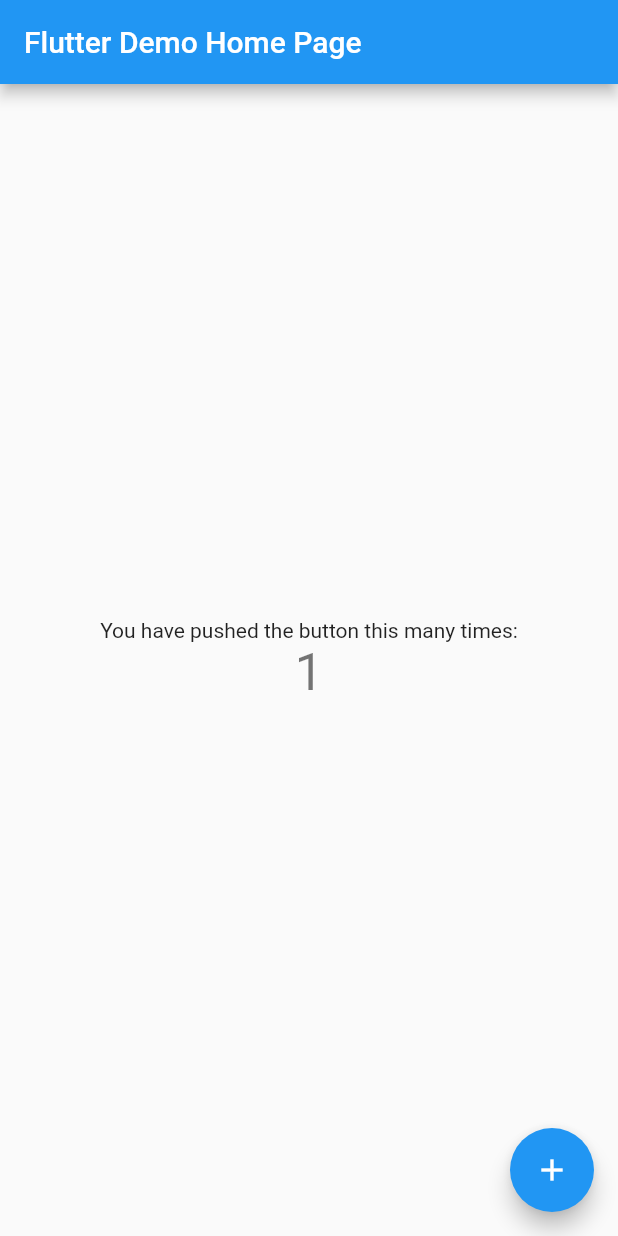
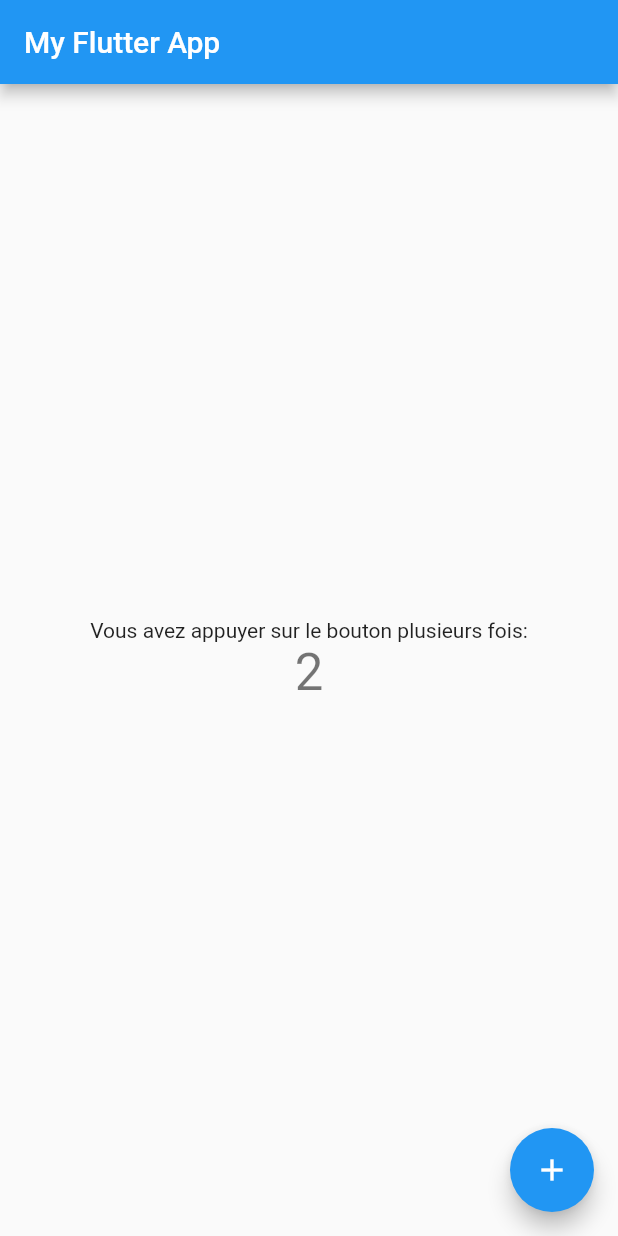
Before and after one commit to NdekoCode/Learn-Flutter, a Flutter app: the screen it shows after launch, after a tap on the "add" icon, on a phone screen of 412 x 824 dp. Run offline on Flutter 3.47's test engine with Material 2 defaults, Android fonts, the phone set to English and light mode, and no system bars.

Commit message:
Begin personnal Code from Scratch With flutter

```diff
--- /dev/null
+++ b/lib/details.dart
@@ -0,0 +1,111 @@
+// On import les outils de flutter
+import 'package:flutter/material.dart';
+
+// La methode d'entrer de notre application qui retourne runApp(La classe à lancer) qui permet de lancer notre application et l'afficher de facon graphique à l'ecran
+void main() {
+  // MyApp Represente la porte d'entrer de mon application
+  runApp(MyApp());
+}
+
+// La classe qui modelise mon application
+// Toute les classes de flutter herite de widget, ils s'empile les uns sur les autres
+// Ici on voit que MyApp HERITE d'un StatelessWidget cela veut dire que toutes les données à l'interieur ne seront plus modifiable au court de l'application
+class MyApp extends StatelessWidget {
+  // On réecrit la methode "build" de la classe parente qui est `widget` et cette methode "build" nous retourne un Widget sachant que toutes les classe de flutter sont des widget ca sera donc une classe en particulier
+// La methode build ici nous aide à savoir comment est-ce que on va construire cette Application
+// ICI on definit les elements principaux de mon application
+  @override
+  Widget build(BuildContext context) {
+    // MaterialApp est un Widget qui Modelise une application
+    return MaterialApp(
+      // Le titre ou le nom de l'application
+      title: 'App Flutter',
+      // Permet d'afficher le bannier rouge "Debug"
+      debugShowCheckedModeBanner: false,
+      // Le theme de notre application, dans notre cas c'est la couleur blue mais on peux la changer en modifiant la valeur de "primarySwatch" à une autre couleur
+      theme: ThemeData(
+        primarySwatch: Colors.blue,
+      ),
+      // Home represente la premiere page de mon application dans notre cas c'est la page d'acceuil, cette application n'a qu'une seule page et cette page est representer par la classe MyHomePage
+      home: MyHomePage(
+          // Le titre de la page d'acceuil ce titre peut varier selon les pages
+          title: 'My Flutter App'),
+    );
+  }
+}
+
+// Une classe qui herite d'un StateFulWidget est dont les données peuvent etre modifier au cours de l'application
+class MyHomePage extends StatefulWidget {
+  MyHomePage({Key? key, required this.title}) : super(key: key);
+
+  final String title;
+
+// Quand on créer une page dynamique on doit avoir un Etat et l'interieur de la page est gerer dans les etats (Les states)
+// On creer alors un Etat pour notre page D'acceuil
+  @override
+  _MyHomePageState createState() => _MyHomePageState();
+}
+
+// On creer la classe representant l'Etat de notre page D'acceuil et cette classe aura une visibilité en privé
+class _MyHomePageState extends State<MyHomePage> {
+  // Une variable privée
+  int _counter = 0;
+// Une methode à l'interieur de l'Etat, pour modifier une variable d'Etat elle doit faire appel à la fonction setState() dans laquel on a le droit maintenant de modifier une variable de state
+// Le but de cette fonction est d'incrementer la variable _counter
+  void _incrementCounter() {
+    setState(() {
+      _counter += 2;
+    });
+  }
+
+  void _decrementCounter() {
+    setState(() {
+      _counter -= 2;
+    });
+  }
+
+// La methode build ici nous aide à savoir comment est-ce que on va construire cette page d'acceuil
+  @override
+  Widget build(BuildContext context) {
+    // Le scaffold est un peu considerer comme l'arbre HTML, un scaffold est une page
+    // Ici on demande la page elle est composer de quoi ?
+    return Scaffold(
+      // appBar est un peu considerer comme Navbar
+      appBar: AppBar(
+        // Le titre  à mettre dans la navbar widget.title fait reference à la variable title de MyHomePage
+        title: Text(widget.title),
+      ),
+      // Le corps de notre application comme la partie main
+      // Dans notre cas on dit que le body est entrer
+      body: Center(
+        // Le body prend un seul enfant qui est une colonne à fin d'afficher tous les elements les uns en dessous des autres
+        child: Column(
+          // Permet de positionner tous ce qui se trouve à l'interieur de la colonne, dans notre cas MainAxisAlignment vient de centrer tous ce qui se trouve à l'interieur de la colonne
+          mainAxisAlignment: MainAxisAlignment.center,
+          // Apres avoir positionner ma colonne Ici on demande qu'est-ce qui va y avoir à l'interieur de ma colonne ?
+          // Et donc on va lui filer une liste des classes, une liste des Widget donc
+          children: <Widget>[
+            // Un widget de type de texte qui represente un texte à afficher
+            Text(
+              'Vous avez appuyer sur le bouton plusieurs fois:',
+            ),
+            // Une autre classe Widget qui lui va afficher la valeur de la variable _counter avec un style particulier
+            Text(
+              '$_counter',
+              style: Theme.of(context).textTheme.headline4,
+            ),
+          ],
+        ),
+      ),
+      // Un boutton flottant avec une classe FloatingActionButton qui lui permet de lui donner une fonction lui permettant d'incrementer le compter
+      floatingActionButton: FloatingActionButton(
+        // Quand on presse sur le boutton flottant on execute La fonction pour _incrementCounter qui est declarer dans _MyHomePageState
+        onPressed: _incrementCounter,
+        // Quand on passe sur le boutton on affiche le texte 'Increment' dans une bulle
+        tooltip: 'Ajouter',
+        // Ce boutton aura comme enfant une Icon de type 'Ajout'
+        child: Icon(Icons.add),
+      ),
+    );
+  }
+}
--- a/lib/main.dart
+++ b/lib/main.dart
@@ -1,86 +1,73 @@
-// On import les outils de flutter
+// On importe tous les outils de dart
 import 'package:flutter/material.dart';
 
-// La methode d'entrer de notre application qui retourne runApp(La classe à lancer) qui permet de lancer notre application et l'afficher de facon graphique à l'ecran
 void main() {
+  // la porte d'entrer de mon application
   runApp(MyApp());
 }
 
-// La classe qui modelise mon application
-// Toute les classes de flutter herite de widget, ils s'empile les uns sur les autres
-// Ici on voit que MyApp HERITE d'un StatelessWidget cela veut dire que toutes les données à l'interieur ne seront plus modifiable au court de l'application
+// Represente notre application
 class MyApp extends StatelessWidget {
-  // On réecrit la methode "build" de la classe parente qui est `widget` et cette methode "build" nous retourne un Widget sachant que toutes les classe de flutter sont des widget ca sera donc une classe en particulier
+  // On construit notre appli, en definissant ses elements principaux
   @override
   Widget build(BuildContext context) {
-    // MaterialApp est un Widget qui Modelise une application
     return MaterialApp(
-      // Le titre ou le nom de l'application
-      title: 'Flutter Demo',
-      // Permet d'afficher le bannier rouge "Debug"
+      title: 'App Flutter',
       debugShowCheckedModeBanner: false,
-      // Le theme de mon application, dans mon cas c'est de couleur blue mais on peux le changer en modifiant la valeur de "primarySwatch" à une autre couleurs
+      // Le theme de notre appli
       theme: ThemeData(
+        // La couleur de mon appli
         primarySwatch: Colors.blue,
       ),
-      // Home represente premiere page de mon application dans notre cas c'est la page d'acceuil, cette application n'a qu'une seule page et cette page est representer par la classe MyHomePage
-      home: MyHomePage(
-          // Le titre de la page d'acceuil ce titre peut varier selon les pages
-          title: 'Flutter Demo Home Page'),
+      home: MyHomePage(title: 'My Flutter App'),
     );
   }
 }
 
-// Une classe qui herite d'un StateFulWidget est dont les données peuvent etre modifier au cours de l'application
+// Represente notre page d'acceuil
 class MyHomePage extends StatefulWidget {
   MyHomePage({Key? key, required this.title}) : super(key: key);
-
+// Le titre de la page
   final String title;
-
-// Quand on créer une page dynamique on doit avoir un Etat et l'interieur de la page est gerer dans les etats (Les states)
-// On creer alors un Etat pour notre page D'acceuil
+// On créer notre etat
   @override
   _MyHomePageState createState() => _MyHomePageState();
 }
 
-// On creer la classe representant l'Etat de notre page D'acceuil et cette classe aura une visibilité en privé
+// On definit l'Etat de notre page D'acceuil donc de notre appli
 class _MyHomePageState extends State<MyHomePage> {
-  // Une variable privée
   int _counter = 0;
-// Une methode à l'interieur de l'Etat, pour modifier une variable d'Etat elle doit faire appel à la fonction setState() dans laquel on a le droit maintenant de modifier une variable de state
-// Le but de cette fonction est d'incrementer la variable _counter
+// On incremente le _counter
   void _incrementCounter() {
     setState(() {
-      _counter++;
+      _counter += 2;
     });
   }
 
-// La methode build ici nous aide à savoir comment est-ce que on va construire cette page d'acceuil
+  void _decrementCounter() {
+    setState(() {
+      _counter -= 2;
+    });
+  }
+
+// On dit comment on va construire notre page d'acceuil
   @override
   Widget build(BuildContext context) {
-    // Le scaffold est un peu considerer comme l'arbre HTML, un scaffold est une page
-    // Ici on demande la page elle est composer de quoi ?
+    // Notre page
     return Scaffold(
-      // appBar est un peu considerer comme Navbar
+      // Le navbar de la page
       appBar: AppBar(
-        // Le titre  à mettre dans la navbar widget.title fait reference à la variable title de MyHomePage
         title: Text(widget.title),
       ),
-      // Le corps de notre application comme la partie main
-      // Dans notre cas on dit que le body est entrer
+      // Le corps de la page centrer
       body: Center(
-        // Le body prend un seul enfant qui est une colonne à fin d'afficher tous les elements les uns en dessous des autres
         child: Column(
-          // Permet de positionner tous ce qui se trouve à l'interieur de la colonne, dans notre cas MainAxisAlignment vient de centrer tous ce qui se trouve à l'interieur de la colonne
           mainAxisAlignment: MainAxisAlignment.center,
-          // Apres avoir positionner ma colonne Ici on demande qu'est-ce qui va y avoir à l'interieur de ma colonne ?
-          // Et donc on va lui filer une liste des classes, une liste des Widget donc
+          // Liste des widget dans le corps de la page
           children: <Widget>[
-            // Un widget de type de texte qui represente un texte à afficher
             Text(
-              'You have pushed the button this many times:',
+              'Vous avez appuyer sur le bouton plusieurs fois:',
             ),
-            // Une autre classe Widget qui lui va afficher la valeur de la variable _counter avec un style particulier
             Text(
               '$_counter',
               style: Theme.of(context).textTheme.headline4,
@@ -88,13 +75,13 @@ class _MyHomePageState extends State<MyHomePage> {
           ],
         ),
       ),
-      // Un boutton flottant avec une classe FloatingActionButton qui lui permet de lui donner une fonction lui permettant d'incrementer le compter
+      // Le bouton flottant
       floatingActionButton: FloatingActionButton(
-        // Quand on presse sur le boutton flottant on execute La fonction pour _incrementCounter qui est declarer dans _MyHomePageState
+        // L'action quand on appui sur le bouton
         onPressed: _incrementCounter,
-        // Quand on passe sur le boutton on affiche le texte 'Increment' dans une bulle
-        tooltip: 'Increment',
-        // Ce boutton aura comme enfant une Icon de type 'Ajout'
+        // La bulle d'infos quand on passe sur le bouton
+        tooltip: 'Ajouter',
+        // L'icon sur le bouton
         child: Icon(Icons.add),
       ),
     );
```
Also changed, not shown: 1 other file.
